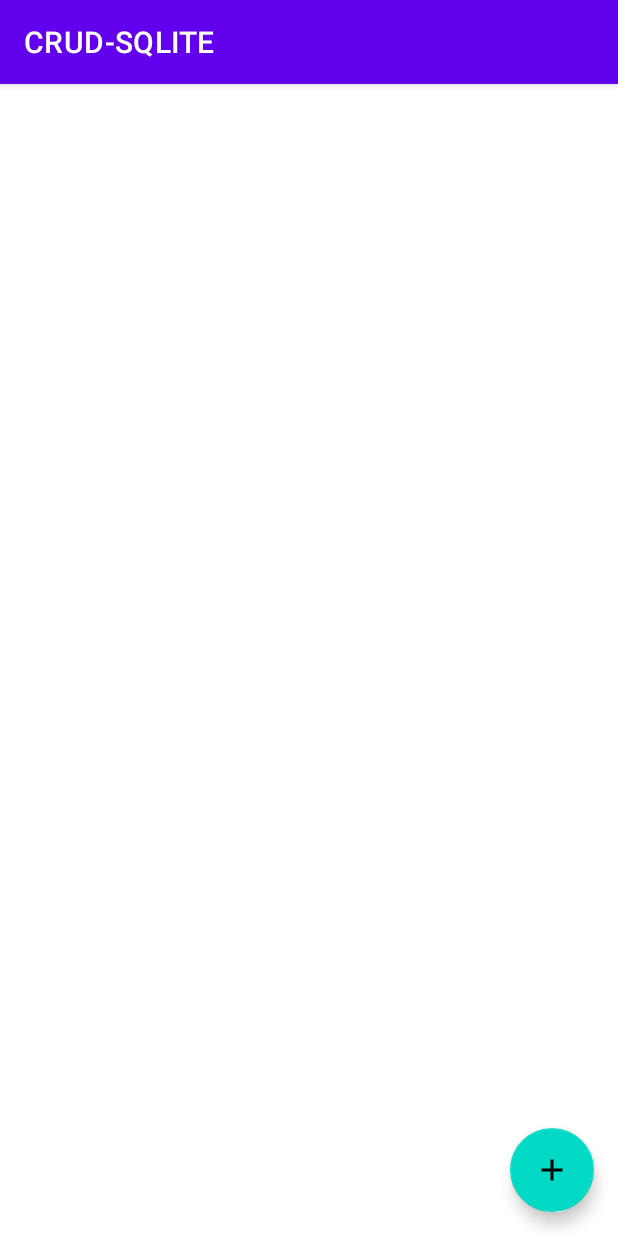
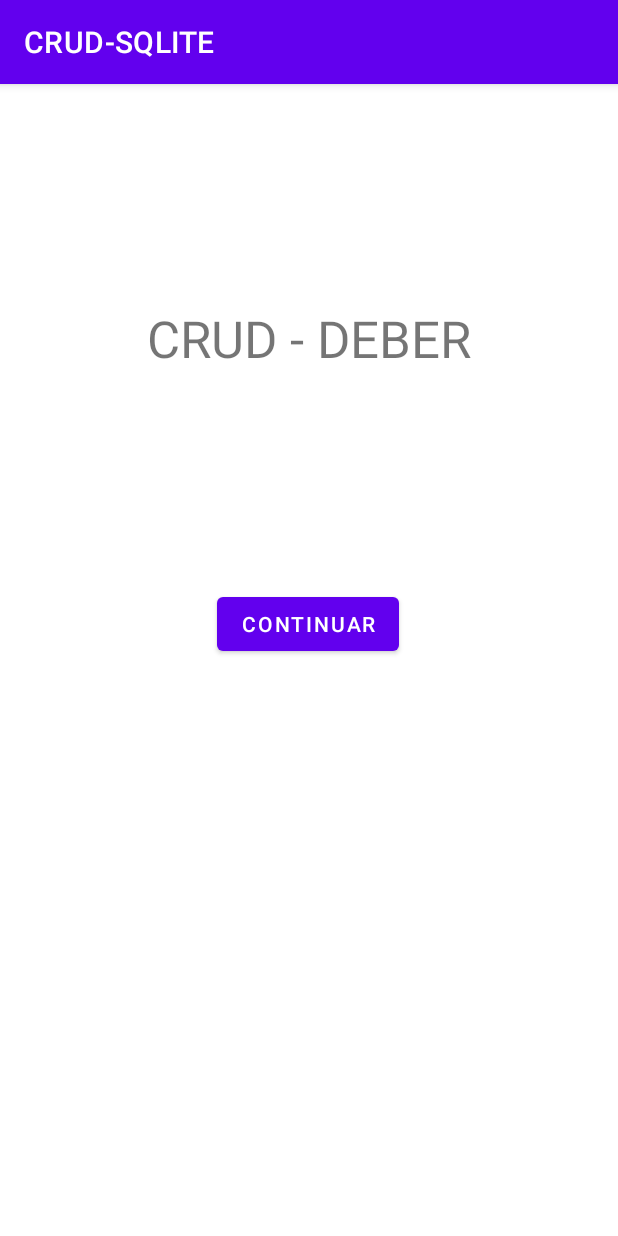
Before and after one commit to 2022B-computacion-moviles/andrade-cando-leonardo-mijail, an Android app: the screen it shows after launch (SistemaPlanetarioMainActivity before the commit, PresentacionActivity after it), on a phone screen of 412 x 824 dp. Run offline under Robolectric (Android 15) with nearby library versions, the phone set to English and light mode, and no system bars.

Commit message:
cambios finales

```diff
--- a/CRUDSQLITE/app/src/main/AndroidManifest.xml
+++ b/CRUDSQLITE/app/src/main/AndroidManifest.xml
@@ -11,6 +11,9 @@
         android:supportsRtl="true"
         android:theme="@style/Theme.CRUDSQLITE"
         tools:targetApi="31">
+        <activity
+            android:name=".SistemaPlanetarioMainActivity"
+            android:exported="false" />
         <activity
             android:name=".NuevoPlanetaActivity"
             android:exported="false" />
@@ -27,7 +30,7 @@
             android:name=".PlanetaMainActivity"
             android:exported="false" />
         <activity
-            android:name=".SistemaPlanetarioMainActivity"
+            android:name=".PresentacionActivity"
             android:exported="true">
             <intent-filter>
                 <action android:name="android.intent.action.MAIN" />
--- a/CRUDSQLITE/app/src/main/java/com/example/crud_sqlite/PlanetaMainActivity.kt
+++ b/CRUDSQLITE/app/src/main/java/com/example/crud_sqlite/PlanetaMainActivity.kt
@@ -25,7 +25,7 @@ class PlanetaMainActivity : AppCompatActivity() {
 
         val lista = findViewById<ListView>(R.id.lista_planeta)
 
-        val id_sistema_planetario = intent.getIntExtra("id_sistema_planetario",0) + 1
+        val id_sistema_planetario = intent.getIntExtra("id_sistema_planetario",0)
 
         val database = AppDatabase.getDatabase(this)
         database.planeta().getAll(id_sistema_planetario).observe(this, Observer {
@@ -73,7 +73,7 @@ class PlanetaMainActivity : AppCompatActivity() {
             }
             R.id.eliminar_planeta ->{
                 val intent = Intent(this,PlanetaActivity::class.java )
-                intent.putExtra("borrar",1)
+                intent.putExtra("planeta",listaPlaneta[id_planeta])
                 startActivity(intent)
 
                 return true
--- /dev/null
+++ b/CRUDSQLITE/app/src/main/java/com/example/crud_sqlite/PresentacionActivity.kt
@@ -0,0 +1,27 @@
+package com.example.crud_sqlite
+
+import android.content.Intent
+import androidx.appcompat.app.AppCompatActivity
+import android.os.Bundle
+import android.widget.Button
+import android.widget.TextView
+
+class PresentacionActivity : AppCompatActivity() {
+    override fun onCreate(savedInstanceState: Bundle?) {
+        super.onCreate(savedInstanceState)
+        setContentView(R.layout.activity_presentacion)
+
+        findViewById<TextView>(R.id.id_presentacion).text = "CRUD - DEBER"
+        val btnContinuar = findViewById<Button>(R.id.btn_continuar)
+        btnContinuar.setOnClickListener {
+            irActividad(SistemaPlanetarioMainActivity::class.java)
+        }
+    }
+
+    fun irActividad(
+        clase: Class<*>
+    ){
+        val intent = Intent(this, clase)
+        startActivity(intent)
+    }
+}
--- a/CRUDSQLITE/app/src/main/res/layout/activity_nuevo_planeta.xml
+++ b/CRUDSQLITE/app/src/main/res/layout/activity_nuevo_planeta.xml
@@ -81,7 +81,7 @@
         android:layout_marginTop="16dp"
         android:layout_marginEnd="73dp"
         android:ems="10"
-        android:hint="Id Sistema Operativo"
+        android:hint="Id Sistema Planetario"
         android:inputType="number"
         app:layout_constraintEnd_toStartOf="@+id/btn_guardar_planeta"
         app:layout_constraintStart_toStartOf="parent"
--- /dev/null
+++ b/CRUDSQLITE/app/src/main/res/layout/activity_presentacion.xml
@@ -0,0 +1,34 @@
+<?xml version="1.0" encoding="utf-8"?>
+<androidx.constraintlayout.widget.ConstraintLayout xmlns:android="http://schemas.android.com/apk/res/android"
+    xmlns:app="http://schemas.android.com/apk/res-auto"
+    xmlns:tools="http://schemas.android.com/tools"
+    android:layout_width="match_parent"
+    android:layout_height="match_parent"
+    tools:context=".PresentacionActivity">
+
+    <TextView
+        android:id="@+id/id_presentacion"
+        android:layout_width="wrap_content"
+        android:layout_height="wrap_content"
+        android:layout_marginTop="145dp"
+        android:layout_marginBottom="567dp"
+        android:text="CRUD - DEBER"
+        android:textSize="34sp"
+        app:layout_constraintBottom_toBottomOf="parent"
+        app:layout_constraintEnd_toEndOf="parent"
+        app:layout_constraintStart_toStartOf="parent"
+        app:layout_constraintTop_toTopOf="parent"
+        app:layout_constraintVertical_bias="0.153" />
+
+    <Button
+        android:id="@+id/btn_continuar"
+        android:layout_width="wrap_content"
+        android:layout_height="wrap_content"
+        android:text="Continuar"
+        app:layout_constraintBottom_toBottomOf="parent"
+        app:layout_constraintEnd_toEndOf="parent"
+        app:layout_constraintHorizontal_bias="0.498"
+        app:layout_constraintStart_toStartOf="parent"
+        app:layout_constraintTop_toBottomOf="@+id/id_presentacion"
+        app:layout_constraintVertical_bias="0.273" />
+</androidx.constraintlayout.widget.ConstraintLayout>
```
Also changed, not shown: CRUDSQLITE/app/src/main/java/com/example/crud_sqlite/PlanetaActivity.kt (+20 -3 lines), CRUDSQLITE/app/src/main/java/com/example/crud_sqlite/SistemaPlanetarioActivity.kt (+18 -18 lines), CRUDSQLITE/app/src/main/java/com/example/crud_sqlite/SistemaPlanetarioMainActivity.kt (+1 -15 lines), CRUDSQLITE/app/src/main/java/com/example/crud_sqlite/Sistema_Planeta.kt (deleted, +0 -15 lines).
